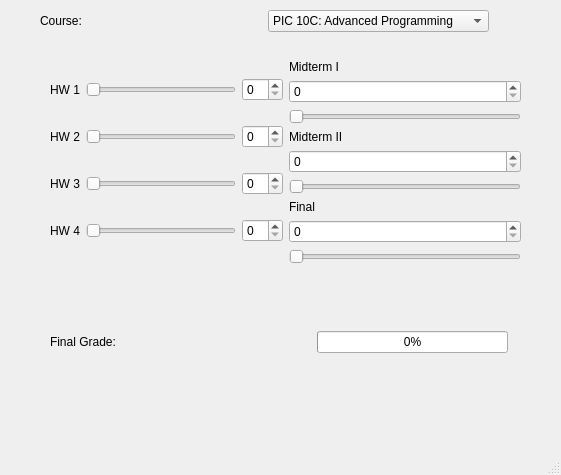
Above: Assignment2/mainwindow.ui from kaelahasan/Assignment2 before the change. Below: the same form after it.
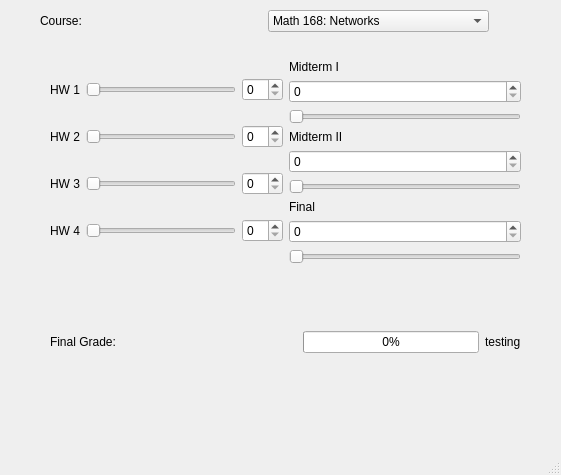
That is the form after the change. The open tabs and pages were chosen to show the change.

What changed in the file:
```diff
--- a/Assignment2/mainwindow.ui
+++ b/Assignment2/mainwindow.ui
@@ -42,6 +42,11 @@
            </item>
            <item>
             <widget class="QComboBox" name="comboBox">
+             <item>
+              <property name="text">
+               <string>Math 168: Networks</string>
+              </property>
+             </item>
              <item>
               <property name="text">
                <string>PIC 10C: Advanced Programming</string>
@@ -290,7 +295,7 @@
          <item>
           <widget class="QLabel" name="N_Grade">
            <property name="text">
-            <string/>
+            <string>testing</string>
            </property>
           </widget>
          </item>
```
Left out of the diff: 9 changed lines with no effect on the pictures.
